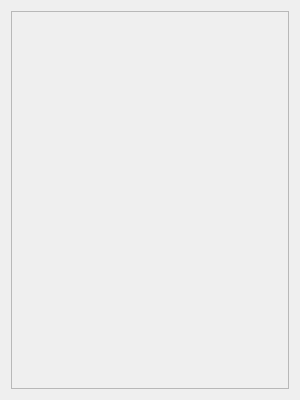
Above: sources/ui/elementinfowidget.ui from qelectrotech/qelectrotech-source-mirror before the change. Below: the same form after it.
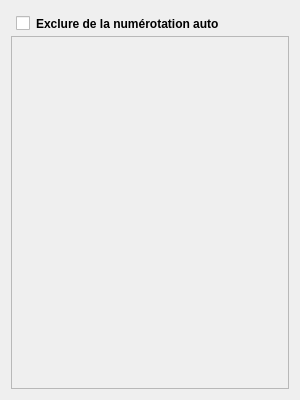
That is the form after the change.

Diff of the .ui file:
```diff
--- a/sources/ui/elementinfowidget.ui
+++ b/sources/ui/elementinfowidget.ui
@@ -29,6 +29,19 @@
    <property name="spacing">
     <number>0</number>
    </property>
+   <item>
+    <widget class="QCheckBox" name="m_auto_num_locked_cb">
+     <property name="text">
+      <string>Exclure de la numérotation auto</string>
+     </property>
+     <property name="layoutDirection">
+      <enum>Qt::LeftToRight</enum>
+     </property>
+     <property name="styleSheet">
+      <string notr="true">margin: 5px; font-weight: bold;</string>
+     </property>
+    </widget>
+   </item>
    <item>
     <widget class="QScrollArea" name="scrollArea">
      <property name="sizePolicy">
```
